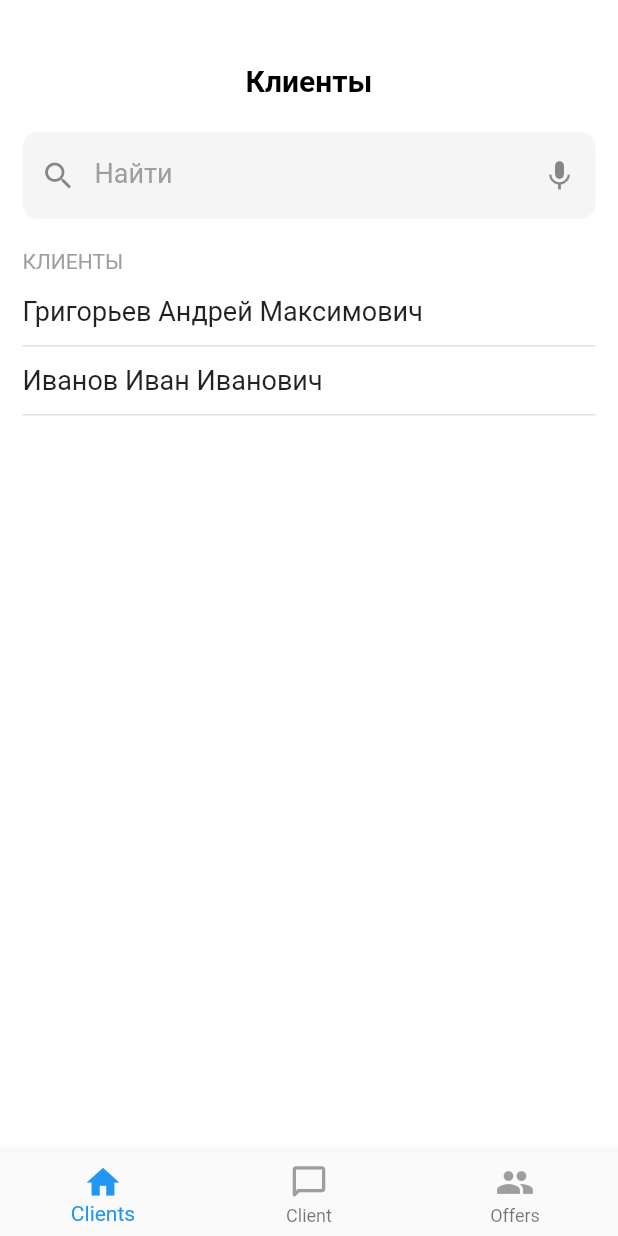
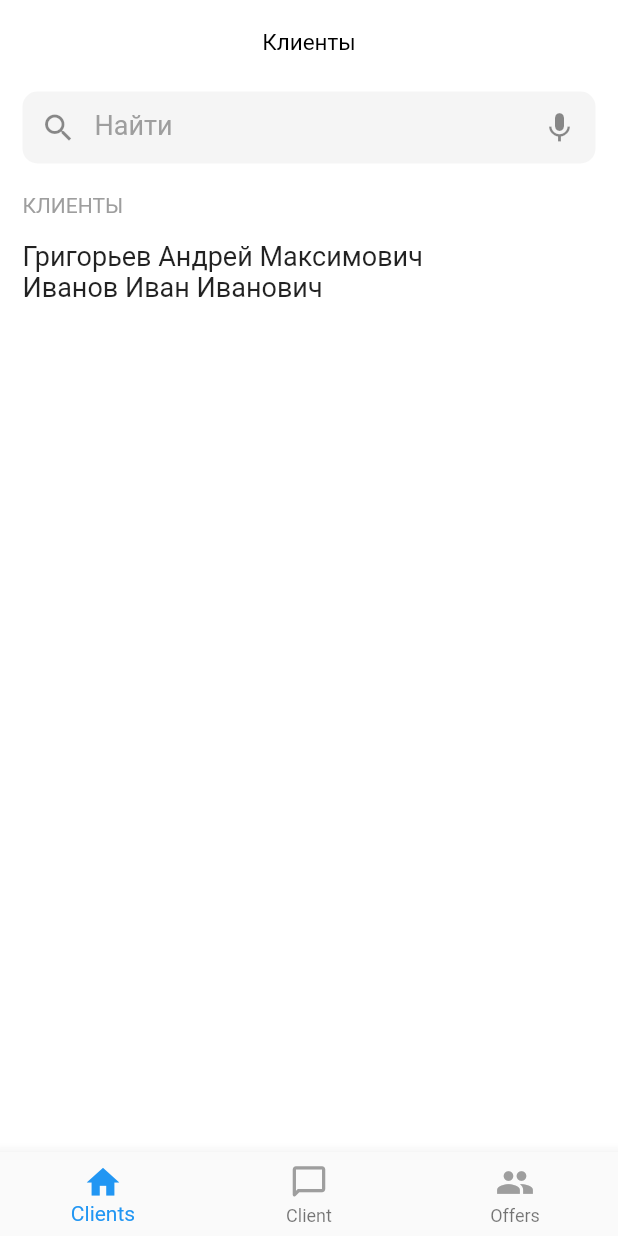
Before and after one commit to elijah-gichev/consumer_mobile_app, a Flutter app: the screen it shows after launch, on a phone screen of 412 x 824 dp. Run offline on Flutter 3.47's test engine with Material 2 defaults, Android fonts, the phone set to English and light mode, and no system bars; our stand-ins replace auto_route, flutter_bloc, flutter_screenutil, get_it, injectable, shared_preferences.

Commit message:
smth added

```diff
--- a/lib/ui/common/custom_app_bar.dart
+++ b/lib/ui/common/custom_app_bar.dart
@@ -1,49 +1,28 @@
 import 'package:flutter/material.dart';
-import 'package:auto_route/auto_route.dart';
 
-class CustomAppBar extends StatelessWidget {
-  final String? buttonLabel;
+class CustomAppBar extends StatelessWidget implements PreferredSizeWidget {
+  final bool showback;
   final String title;
 
-  const CustomAppBar({Key? key, this.buttonLabel, required this.title}) : super(key: key);
+  const CustomAppBar({Key? key, required this.title, this.showback = false}) : super(key: key);
 
   @override
   Widget build(BuildContext context) {
-    return Container(
-      color: Colors.white,
-      child: Column(
-        children: [
-          const SizedBox(height: 30),
-          Row(
-            mainAxisAlignment: MainAxisAlignment.spaceBetween,
-            children: [
-              buttonLabel != null
-                  ? TextButton.icon(
-                      onPressed: () {
-                        context.router.pop();
-                      },
-                      icon: const Icon(Icons.arrow_back_ios_new),
-                      label: Text(
-                        buttonLabel!,
-                        style: const TextStyle(fontSize: 19),
-                        textAlign: TextAlign.center,
-                      ),
-                    )
-                  : const SizedBox(width: 130, height: 48),
-              Text(
-                title,
-                style: const TextStyle(
-                  color: Colors.black,
-                  fontSize: 20,
-                  fontWeight: FontWeight.bold,
-                ),
-              ),
-              const SizedBox(width: 130),
-            ],
-          ),
-          const SizedBox(height: 5),
-        ],
+    return AppBar(
+      elevation: 0,
+      backgroundColor: Colors.transparent,
+      foregroundColor: Colors.black,
+      title: Text(
+        title,
+        style: const TextStyle(
+          fontSize: 15,
+          fontWeight: FontWeight.w400,
+        ),
       ),
+      centerTitle: true,
     );
   }
+
+  @override
+  Size get preferredSize => const Size.fromHeight(kToolbarHeight);
 }
--- a/lib/ui/pages/clients_page/clients_page.dart
+++ b/lib/ui/pages/clients_page/clients_page.dart
@@ -1,8 +1,9 @@
 import 'package:bavito_mobile_app/ui/common/custom_app_bar.dart';
 import 'package:bavito_mobile_app/ui/models/client.dart';
-import 'package:bavito_mobile_app/ui/widgets/clients_list.dart';
+import 'package:bavito_mobile_app/ui/pages/clients_page/widgets/clients_list.dart';
 import 'package:bavito_mobile_app/ui/widgets/search_field.dart';
 import 'package:flutter/material.dart';
+import 'package:flutter_screenutil/flutter_screenutil.dart';
 
 class ClientsPage extends StatefulWidget {
   const ClientsPage({Key? key}) : super(key: key);
@@ -35,8 +36,7 @@ class _ClientsPageState extends State<ClientsPage> {
     if (query.isNotEmpty) {
       _filteredClients = _clients.where(
         (Client client) {
-          String fullName =
-              '${client.surname} ${client.name} ${client.patronymic}';
+          String fullName = '${client.surname} ${client.name} ${client.patronymic}';
           return fullName.toLowerCase().contains(query);
         },
       ).toList();
@@ -57,18 +57,33 @@ class _ClientsPageState extends State<ClientsPage> {
   Widget build(BuildContext context) {
     return Scaffold(
       backgroundColor: Colors.white,
+      appBar: const CustomAppBar(title: 'Клиенты'),
       body: Column(
         crossAxisAlignment: CrossAxisAlignment.start,
         children: [
-          const CustomAppBar(title: 'Клиенты'),
           Padding(
             padding: const EdgeInsets.symmetric(vertical: 5, horizontal: 15),
             child: Column(
               crossAxisAlignment: CrossAxisAlignment.start,
+              mainAxisSize: MainAxisSize.min,
+              mainAxisAlignment: MainAxisAlignment.start,
               children: [
-                SearchField(controller: _searchController),
+                SizedBox(
+                  child: SearchField(controller: _searchController),
+                ),
                 const SizedBox(height: 20),
-                ClientsList(clients: _filteredClients),
+                const Text(
+                  'КЛИЕНТЫ',
+                  style: TextStyle(
+                    fontSize: 14,
+                    color: Colors.grey,
+                  ),
+                ),
+                const SizedBox(height: 15),
+                SizedBox(
+                  height: 500.h,
+                  child: ClientsList(clients: _filteredClients),
+                ),
               ],
             ),
           ),
--- a/lib/ui/widgets/clients_list.dart
+++ b/lib/ui/pages/clients_page/widgets/clients_list.dart
@@ -12,27 +12,11 @@ class ClientsList extends StatelessWidget {
 
   @override
   Widget build(BuildContext context) {
-    return Column(
-      crossAxisAlignment: CrossAxisAlignment.start,
-      children: [
-        const Text(
-          'КЛИЕНТЫ',
-          style: TextStyle(
-            fontSize: 14,
-            color: Colors.grey,
-          ),
-        ),
-        const SizedBox(height: 15),
-        ..._buildList(context),
-      ],
-    );
-  }
-
-  List<Widget> _buildList(BuildContext context) {
-    List<Widget> widgetList = [];
-    for (Client client in clients) {
-      widgetList.add(
-        GestureDetector(
+    return ListView.builder(
+      itemCount: clients.length,
+      itemBuilder: ((context, index) {
+        final client = clients[index];
+        return GestureDetector(
           onTap: () {
             Provider.of<ClientService>(context, listen: false).client = client;
             context.router.push(const ClientPageRoute());
@@ -41,16 +25,8 @@ class ClientsList extends StatelessWidget {
             '${client.surname} ${client.name} ${client.patronymic}',
             style: const TextStyle(fontSize: 18),
           ),
-        ),
-      );
-      widgetList.add(
-        Divider(
-          color: Colors.grey[300],
-          height: 25,
-          thickness: 1,
-        ),
-      );
-    }
-    return widgetList;
+        );
+      }),
+    );
   }
 }
--- a/lib/ui/widgets/search_field.dart
+++ b/lib/ui/widgets/search_field.dart
@@ -26,7 +26,7 @@ class SearchField extends StatelessWidget {
           labelStyle: const TextStyle(color: Colors.grey),
           prefixIcon: const Icon(Icons.search),
           suffixIcon: const Icon(Icons.mic),
-      ),
+          contentPadding: const EdgeInsets.all(0)),
     );
   }
 }
```
Also changed, not shown: lib/ui/common/list_tile_request.dart (renamed from lib/ui/widgets/list_tile_request.dart, +7 -11 lines), lib/ui/pages/client_page/client_page.dart (+3 -4 lines), lib/ui/pages/client_page/widgets/client_card.dart (renamed from lib/ui/widgets/client_card.dart, +8 -8 lines), lib/ui/pages/client_page/widgets/requests_list.dart (renamed from lib/ui/widgets/requests_list.dart, +10 -6 lines), lib/ui/pages/offers_page/offers_page.dart (+3 -4 lines), 1 other file. Lines whose indentation alone changed are shown as unchanged.
